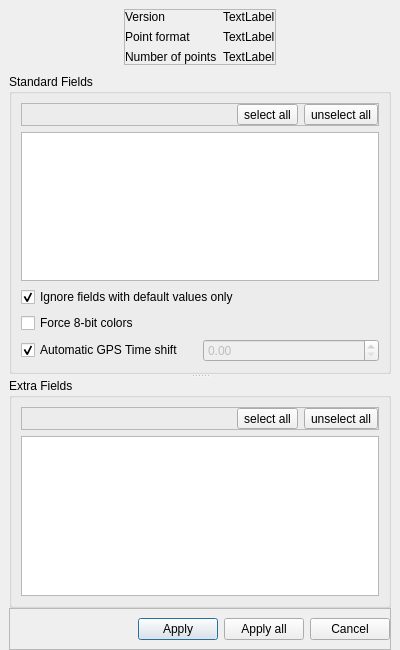
Old version of the form plugins/core/IO/qLASIO/ui/lasopendialog.ui in the repository CloudCompare/CloudCompare.
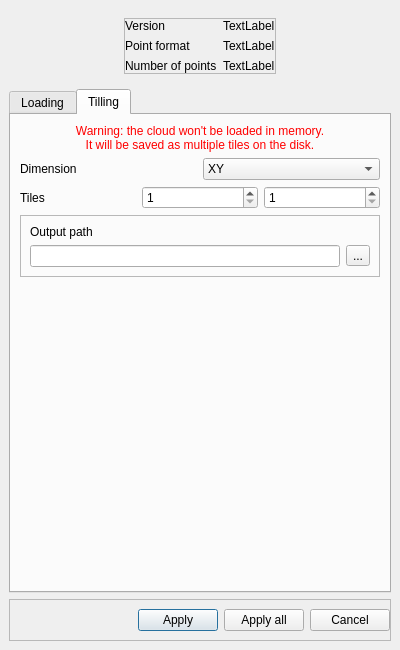
New version of the form. The open tabs and pages were chosen to show the change.

Commit message: LAS: Add tiling back

Patch:
```diff
--- a/plugins/core/IO/qLASIO/ui/lasopendialog.ui
+++ b/plugins/core/IO/qLASIO/ui/lasopendialog.ui
@@ -28,22 +28,7 @@
    </property>
    <item>
     <widget class="QFrame" name="mainFrame">
-     <layout class="QVBoxLayout" name="verticalLayout_3">
-      <property name="spacing">
-       <number>0</number>
-      </property>
-      <property name="leftMargin">
-       <number>9</number>
-      </property>
-      <property name="topMargin">
-       <number>0</number>
-      </property>
-      <property name="rightMargin">
-       <number>9</number>
-      </property>
-      <property name="bottomMargin">
-       <number>0</number>
-      </property>
+     <layout class="QVBoxLayout" name="verticalLayout_2">
       <item>
        <widget class="QFrame" name="topFrame">
         <property name="sizePolicy">
@@ -161,8 +146,18 @@
        </widget>
       </item>
       <item>
+       <widget class="QTabWidget" name="actionTab">
+        <property name="currentIndex">
+         <number>0</number>
+        </property>
+        <widget class="QWidget" name="loadingTab">
+         <attribute name="title">
+          <string>Loading</string>
+         </attribute>
+         <layout class="QVBoxLayout" name="verticalLayout_3">
+          <item>
        <widget class="QFrame" name="scalarFieldSelectionFrame">
-        <layout class="QVBoxLayout" name="verticalLayout_5">
+            <layout class="QVBoxLayout" name="verticalLayout_7">
          <property name="leftMargin">
           <number>0</number>
          </property>
@@ -190,7 +185,7 @@
             <property name="title">
              <string>Standard Fields</string>
             </property>
-            <layout class="QVBoxLayout" name="verticalLayout_2">
+                <layout class="QVBoxLayout" name="verticalLayout_8">
              <item>
               <widget class="QFrame" name="selectAllFrame">
                <property name="sizePolicy">
@@ -298,7 +293,7 @@
             <property name="title">
              <string>Extra Fields</string>
             </property>
-            <layout class="QVBoxLayout" name="verticalLayout_4">
+                <layout class="QVBoxLayout" name="verticalLayout_9">
              <item>
               <widget class="QFrame" name="selectAllESFFrame">
                <property name="sizePolicy">
@@ -364,6 +359,138 @@
           </widget>
          </item>
         </layout>
+           </widget>
+          </item>
+         </layout>
+        </widget>
+        <widget class="QWidget" name="tilingTab">
+         <attribute name="title">
+          <string>Tilling</string>
+         </attribute>
+         <layout class="QVBoxLayout" name="verticalLayout_4">
+          <item>
+           <widget class="QLabel" name="talingWarningLabel">
+            <property name="styleSheet">
+             <string notr="true">color: red;</string>
+            </property>
+            <property name="text">
+             <string>Warning: the cloud won't be loaded in memory.
+It will be saved as multiple tiles on the disk.</string>
+            </property>
+            <property name="alignment">
+             <set>Qt::AlignCenter</set>
+            </property>
+           </widget>
+          </item>
+          <item>
+           <layout class="QHBoxLayout" name="tilingDimensionsLayout">
+            <item>
+             <widget class="QLabel" name="tilingDimensionLabel">
+              <property name="text">
+               <string>Dimension</string>
+              </property>
+             </widget>
+            </item>
+            <item>
+             <widget class="QComboBox" name="tilingDimensioncomboBox">
+              <item>
+               <property name="text">
+                <string>XY</string>
+               </property>
+              </item>
+              <item>
+               <property name="text">
+                <string>XZ</string>
+               </property>
+              </item>
+              <item>
+               <property name="text">
+                <string>YZ</string>
+               </property>
+              </item>
+             </widget>
+            </item>
+           </layout>
+          </item>
+          <item>
+           <layout class="QHBoxLayout" name="tilintTilesLayout">
+            <item>
+             <widget class="QLabel" name="tilingSpinBoxLabel">
+              <property name="text">
+               <string>Tiles</string>
+              </property>
+             </widget>
+            </item>
+            <item>
+             <widget class="QSpinBox" name="tilingSpinBox0">
+              <property name="minimum">
+               <number>1</number>
+              </property>
+              <property name="maximum">
+               <number>9999</number>
+              </property>
+             </widget>
+            </item>
+            <item>
+             <widget class="QSpinBox" name="tilingSpinBox1">
+              <property name="minimum">
+               <number>1</number>
+              </property>
+              <property name="maximum">
+               <number>9999</number>
+              </property>
+             </widget>
+            </item>
+           </layout>
+          </item>
+          <item>
+           <widget class="QFrame" name="tilingOutputPathFrame">
+            <property name="frameShape">
+             <enum>QFrame::StyledPanel</enum>
+            </property>
+            <property name="frameShadow">
+             <enum>QFrame::Raised</enum>
+            </property>
+            <layout class="QVBoxLayout" name="verticalLayout_5">
+             <item>
+              <widget class="QLabel" name="label_6">
+               <property name="text">
+                <string>Output path</string>
+               </property>
+              </widget>
+             </item>
+             <item>
+              <layout class="QHBoxLayout" name="horizontalLayout_4">
+               <item>
+                <widget class="QLineEdit" name="tilingOutputPathLineEdit"/>
+               </item>
+               <item>
+                <widget class="QToolButton" name="tilingBrowseToolButton">
+                 <property name="text">
+                  <string>...</string>
+                 </property>
+                </widget>
+               </item>
+              </layout>
+             </item>
+            </layout>
+           </widget>
+          </item>
+          <item>
+           <spacer name="verticalSpacer">
+            <property name="orientation">
+             <enum>Qt::Vertical</enum>
+            </property>
+            <property name="sizeHint" stdset="0">
+             <size>
+              <width>20</width>
+              <height>40</height>
+             </size>
+            </property>
+           </spacer>
+          </item>
+         </layout>
+        </widget>
        </widget>
       </item>
       <item>
```
Left out of the diff: 6 changed lines with no effect on the pictures. Lines whose indentation alone changed are shown as unchanged. The commit also changes 15 other files.
